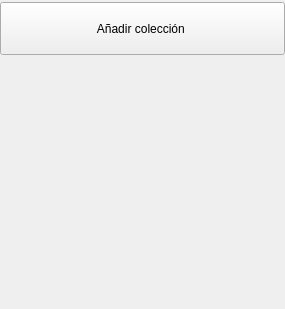
First picture: the form in bqViewer/ui/ViewerCollectionLayer.ui, repository bq/cervantes, before the edit.
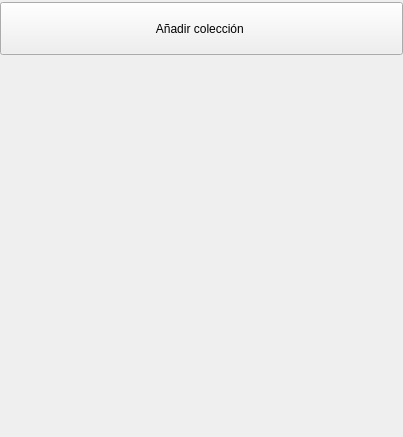
Second picture: the form after the edit. Custom widgets are drawn as their Qt base class.

```diff
--- a/bqViewer/ui/ViewerCollectionLayer.ui
+++ b/bqViewer/ui/ViewerCollectionLayer.ui
@@ -6,20 +6,20 @@
    <rect>
     <x>0</x>
     <y>0</y>
-    <width>285</width>
-    <height>309</height>
+    <width>403</width>
+    <height>437</height>
    </rect>
   </property>
   <property name="minimumSize">
    <size>
-    <width>285</width>
+    <width>0</width>
     <height>0</height>
    </size>
   </property>
   <property name="maximumSize">
    <size>
-    <width>285</width>
-    <height>500</height>
+    <width>403</width>
+    <height>707</height>
    </size>
   </property>
   <property name="focusPolicy">
@@ -78,8 +78,8 @@
         </property>
         <property name="maximumSize">
          <size>
-          <width>480</width>
-          <height>53</height>
+          <width>679</width>
+          <height>75</height>
          </size>
         </property>
         <property name="focusPolicy">
@@ -141,8 +141,8 @@
      </property>
      <property name="sizeHint" stdset="0">
       <size>
-       <width>20</width>
-       <height>40</height>
+       <width>28</width>
+       <height>57</height>
       </size>
      </property>
     </spacer>
```
Left out of the diff: 16 changed lines with no effect on the pictures.
